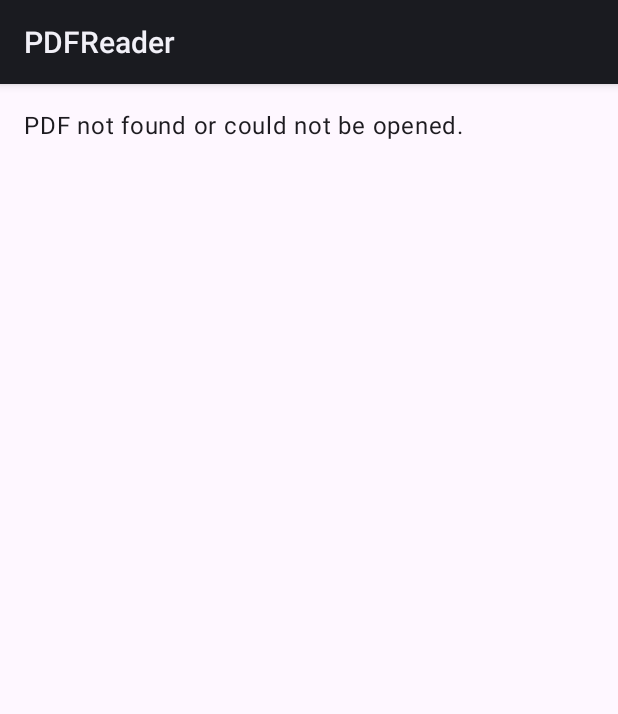
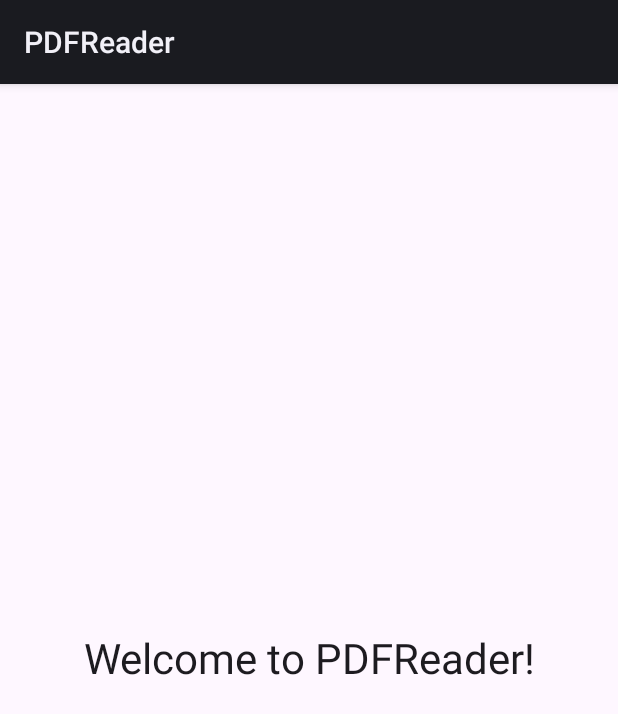
Before and after one commit to almostdead2/PDFReader, an Android app built with Jetpack Compose: the screen it shows after launch (MainActivity), on a phone screen of 412 x 824 dp. Shown: the top 714 px of the screen. Run offline under Robolectric (Android 15) with nearby library versions, the phone set to English and light mode, and no system bars.

Commit message:
Update PDFViewerScreen.kt

```diff
--- a/app/src/main/java/com/pdfreader/ui/PDFViewerScreen.kt
+++ b/app/src/main/java/com/pdfreader/ui/PDFViewerScreen.kt
@@ -8,6 +8,7 @@ import androidx.compose.foundation.Image
 import androidx.compose.foundation.layout.*
 import androidx.compose.material3.*
 import androidx.compose.runtime.*
+import androidx.compose.ui.Alignment // Added for column alignment
 import androidx.compose.ui.Modifier
 import androidx.compose.ui.graphics.asImageBitmap
 import androidx.compose.ui.platform.LocalContext
@@ -29,11 +30,16 @@ import androidx.compose.ui.input.pointer.pointerInput
 fun PDFViewerScreen(pdfUri: Uri?) {
     val context = LocalContext.current
 
-    // Load PDF file from Uri or assets
+    // Load PDF file from Uri or handle direct app launch (no PDF)
     val pdfFile = remember(pdfUri) {
         when {
             pdfUri != null -> getPdfFileFromUri(context, pdfUri)
-            else -> getPdfFileFromAssets(context, "sample.pdf")
+            // START: FIX FOR WELCOME SCREEN NOT ZOOMING
+            // If no URI, explicitly set pdfFile to null.
+            // This ensures the 'else' block (with Compose's "Welcome" message) is used
+            // when the app is launched directly without a specific PDF.
+            else -> null
+            // END: FIX FOR WELCOME SCREEN NOT ZOOMING
         }
     }
 
@@ -87,14 +93,26 @@ fun PDFViewerScreen(pdfUri: Uri?) {
     var scale by remember { mutableFloatStateOf(1f) }
     var offset by remember { mutableStateOf(Offset.Zero) }
 
+    // Reset zoom and pan when the PDF file or page changes
+    LaunchedEffect(pdfFile, pageIndex) { // <--- ADDED: Reset on page/file change
+        scale = 1f
+        offset = Offset.Zero
+    }
+
     val state = rememberTransformableState { zoomChange, panChange, rotationChange ->
-        scale = (scale * zoomChange).coerceIn(0.5f, 5f) // Limit zoom from 0.5x to 5x
-        offset += panChange
+        scale = (scale * zoomChange).coerceIn(0.5f, 10f) // Limit zoom from 0.5x to 10x
+        // START: FIX FOR CONSISTENT PAN SPEED
+        offset += panChange / scale // Adjust pan speed by current scale
+        // END: FIX FOR CONSISTENT PAN SPEED
         // rotationChange is ignored for PDF viewing
     }
     // END: ADDED FOR ZOOM FEATURE STATE
 
-    Column(modifier = Modifier.fillMaxSize()) {
+    Column(
+        modifier = Modifier.fillMaxSize(),
+        horizontalAlignment = Alignment.CenterHorizontally, // Added for center alignment of content
+        verticalArrangement = Arrangement.Center // Added for center alignment of content
+    ) {
         if (renderer != null && pageCount > 0) {
             // Ensure pageIndex is always valid
             LaunchedEffect(pageCount) {
@@ -105,15 +123,19 @@ fun PDFViewerScreen(pdfUri: Uri?) {
 
             // --- QUALITY IMPROVEMENT ---
             // Render the current page to a Bitmap at a higher resolution
-            val bitmap = remember(pageIndex, renderer) {
+            val bitmap = remember(pageIndex, renderer, scale) { // <--- ADDED scale as key for re-render on zoom
                 // We use `renderer` directly here which is non-null due to the outer if-check
                 val page = renderer.openPage(pageIndex)
 
-                // Define a scaling factor for better quality
-                val scaleFactor = 3f // You can adjust this: 2f for good, 3f for very good, 4f for excellent
+                // Define a higher base scaling factor for better initial quality
+                val baseRenderScale = 6f // Adjusted for much better quality at zoom
 
-                val bitmapWidth = (page.width * scaleFactor).toInt()
-                val bitmapHeight = (page.height * scaleFactor).toInt()
+                // Calculate the effective scale for rendering
+                // If current display scale is high, render an even larger bitmap
+                val renderScale = if (scale > 1f) baseRenderScale * scale else baseRenderScale
+
+                val bitmapWidth = (page.width * renderScale).toInt()
+                val bitmapHeight = (page.height * renderScale).toInt()
 
                 val bmp = Bitmap.createBitmap(
                     bitmapWidth,
@@ -143,7 +165,7 @@ fun PDFViewerScreen(pdfUri: Uri?) {
                         detectTapGestures(
                             onDoubleTap = {
                                 scale = if (scale == 1f) 2f else 1f
-                                offset = Offset.Zero
+                                offset = Offset.Zero // Reset pan on double tap
                             }
                         )
                     }
@@ -159,10 +181,7 @@ fun PDFViewerScreen(pdfUri: Uri?) {
                 Button(
                     onClick = {
                         pageIndex = (pageIndex - 1).coerceAtLeast(0)
-                        // START: ADDED FOR ZOOM FEATURE RESET ON PAGE CHANGE
-                        scale = 1f
-                        offset = Offset.Zero
-                        // END: ADDED FOR ZOOM FEATURE RESET ON PAGE CHANGE
+                        // Zoom/Pan reset is handled by LaunchedEffect(pdfFile, pageIndex) now
                     },
                     enabled = pageIndex > 0
                 ) { Text("Previous") }
@@ -170,16 +189,21 @@ fun PDFViewerScreen(pdfUri: Uri?) {
                 Button(
                     onClick = {
                         pageIndex = (pageIndex + 1).coerceAtMost(pageCount - 1)
-                        // START: ADDED FOR ZOOM FEATURE RESET ON PAGE CHANGE
-                        scale = 1f
-                        offset = Offset.Zero
-                        // END: ADDED FOR ZOOM FEATURE RESET ON PAGE CHANGE
+                        // Zoom/Pan reset is handled by LaunchedEffect(pdfFile, pageIndex) now
                     },
                     enabled = pageIndex < pageCount - 1
                 ) { Text("Next") }
             }
         } else {
-            Text("PDF not found or could not be opened.", modifier = Modifier.padding(16.dp))
+            // START: FIX FOR WELCOME SCREEN NOT ZOOMING
+            // Display "Welcome to PDFReader!" if no URI was provided (direct app launch)
+            // Otherwise, display "PDF not found..." for other errors.
+            Text(
+                text = if (pdfUri == null) "Welcome to PDFReader!" else "PDF not found or could not be opened.",
+                modifier = Modifier.padding(16.dp),
+                style = MaterialTheme.typography.headlineMedium // Using a theme style for text
+            )
+            // END: FIX FOR WELCOME SCREEN NOT ZOOMING
         }
     }
 }
```
